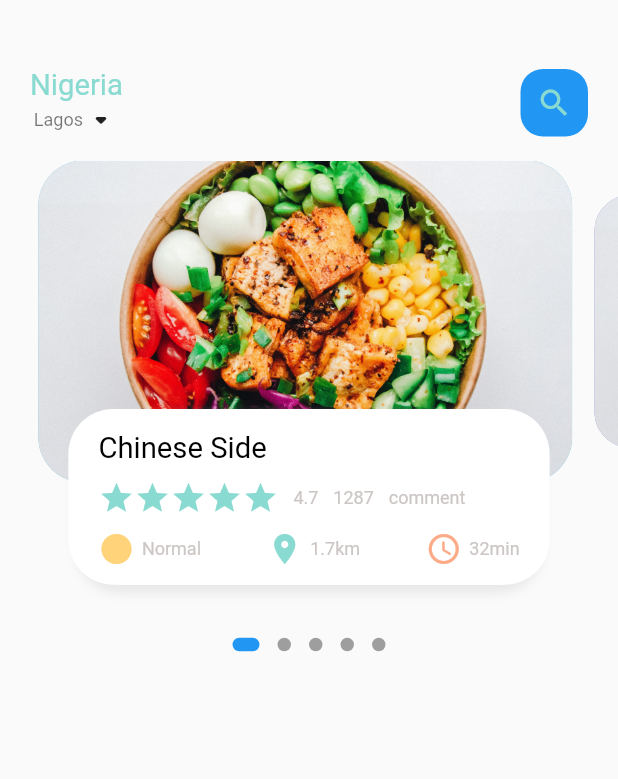
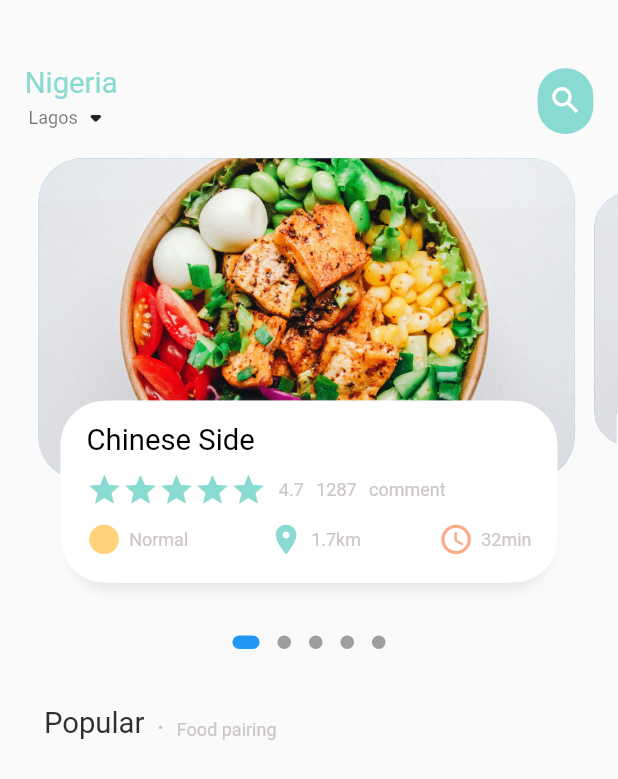
Before and after one commit to Horsmanayo/food_delivery_app_flutter, a Flutter app: the screen it shows after launch, on a phone screen of 412 x 824 dp. Shown: the top 779 px of the screen. Run offline on Flutter 3.47's test engine with Material 2 defaults, Android fonts, the phone set to English and light mode, and no system bars; drawn by our look-alikes of dots_indicator; our stand-ins replace get.

Commit message:
dimensions and responsiveness fix

```diff
--- a/lib/home/food_page.dart
+++ b/lib/home/food_page.dart
@@ -58,9 +58,43 @@ class _FoodPageState extends State<FoodPage> {
             size: const Size.square(9.0),
             activeSize: const Size(18.0, 9.0),
             activeShape: RoundedRectangleBorder(
-                borderRadius: BorderRadius.circular(5.0)),
+                borderRadius: BorderRadius.circular(Dimensions.radius5)),
           ),
         ),
+
+        //Popular food
+        SizedBox(
+          height: Dimensions.height30,
+        ),
+        Container(
+          margin: EdgeInsets.only(left: Dimensions.height30),
+          child: Row(
+            crossAxisAlignment: CrossAxisAlignment.end,
+            children: [
+              BigText(
+                text: "Popular",
+                color: AppColors.mainBlackColor,
+              ),
+              SizedBox(
+                width: Dimensions.width10,
+              ),
+              Container(
+                margin: const EdgeInsets.only(bottom: 3),
+                child: BigText(
+                  text: ".",
+                  color: AppColors.textColor,
+                ),
+              ),
+              SizedBox(
+                width: Dimensions.width10,
+              ),
+              Container(
+                // margin: const EdgeInsets.only(bottom: 2),
+                child: SmallText(text: "Food pairing"),
+              )
+            ],
+          ),
+        )
       ],
     );
   }
@@ -68,7 +102,7 @@ class _FoodPageState extends State<FoodPage> {
   Widget _buildPageItem(int index) {
     // returns an instance with a three coordinate of x, y and z
     Matrix4 matrix = Matrix4.identity();
-    // print(matrix);
+    // print(matrix);n
 
     // checking if index value matches with the current page value
     if (index == _currPageValue.floor()) {
@@ -99,9 +133,9 @@ class _FoodPageState extends State<FoodPage> {
         children: [
           Container(
             height: Dimensions.pageViewContainer,
-            margin: EdgeInsets.only(left: 5, right: 10),
+            margin: EdgeInsets.only(left: 5, right: Dimensions.width10),
             decoration: BoxDecoration(
-                borderRadius: BorderRadius.circular(30),
+                borderRadius: BorderRadius.circular(Dimensions.radius30),
                 color: index.isEven ? Color(0xFF69c5df) : Color(0xFF9294cc),
                 image: DecorationImage(
                     fit: BoxFit.cover,
@@ -113,9 +147,11 @@ class _FoodPageState extends State<FoodPage> {
               child: Container(
                 height: Dimensions.pageViewTextContainer,
                 margin: EdgeInsets.only(
-                    left: 30, right: 30, bottom: Dimensions.height30),
+                    left: Dimensions.width30,
+                    right: Dimensions.width30,
+                    bottom: Dimensions.height30),
                 decoration: BoxDecoration(
-                    borderRadius: BorderRadius.circular(30),
+                    borderRadius: BorderRadius.circular(Dimensions.radius30),
                     color: Colors.white,
                     boxShadow: [
                       BoxShadow(
@@ -139,7 +175,9 @@ class _FoodPageState extends State<FoodPage> {
                     ]),
                 child: Container(
                   padding: EdgeInsets.only(
-                      top: Dimensions.height15, left: 15, right: 15),
+                      top: Dimensions.height15,
+                      left: Dimensions.width15,
+                      right: Dimensions.width15),
                   child: Column(
                       crossAxisAlignment: CrossAxisAlignment.start,
                       children: [
@@ -160,28 +198,28 @@ class _FoodPageState extends State<FoodPage> {
                                           color: AppColors.mainColor,
                                         ))),
                             SizedBox(
-                              width: 10,
+                              width: Dimensions.width10,
                             ),
                             SmallText(
                               text: "4.7",
                               color: AppColors.textColor,
                             ),
                             SizedBox(
-                              width: 10,
+                              width: Dimensions.width10,
                             ),
                             SmallText(
                               text: "1287",
                               color: AppColors.textColor,
                             ),
                             SizedBox(
-                              width: 10,
+                              width: Dimensions.width10,
                             ),
                             SmallText(
                               text: "comment",
                               color: AppColors.textColor,
                             ),
                             SizedBox(
-                              width: 10,
+                              width: Dimensions.width10,
                             ),
                           ],
                         ),
@@ -203,7 +241,7 @@ class _FoodPageState extends State<FoodPage> {
                                 icon: Icons.location_on,
                                 text: "1.7km"),
                             SizedBox(
-                              width: 10,
+                              width: Dimensions.width10,
                             ),
                             IconAndTextWidget(
                                 iconColor: AppColors.iconColor2,
--- a/lib/home/main_food_page.dart
+++ b/lib/home/main_food_page.dart
@@ -2,6 +2,7 @@ import 'package:flutter/cupertino.dart';
 import 'package:flutter/material.dart';
 import 'package:food_delivery_app/home/food_page.dart';
 import 'package:food_delivery_app/utils/colors.dart';
+import 'package:food_delivery_app/utils/dimensions.dart';
 import 'package:food_delivery_app/widgets/big_text.dart';
 import 'package:food_delivery_app/widgets/small_text.dart';
 
@@ -15,14 +16,17 @@ class MainFoodPage extends StatefulWidget {
 class _MainFoodPageState extends State<MainFoodPage> {
   @override
   Widget build(BuildContext context) {
-    // print(MediaQuery.of(context).size.height.toString()); this is to print screen size
+    //this is to print screen size
+    // print(MediaQuery.of(context).size.width.toString());
     return Scaffold(
         body: Column(
       children: [
         Container(
             child: Container(
-                margin: EdgeInsets.only(top: 45, bottom: 15),
-                padding: EdgeInsets.only(left: 20, right: 20),
+                margin: EdgeInsets.only(
+                    top: Dimensions.height45, bottom: Dimensions.height15),
+                padding: EdgeInsets.only(
+                    left: Dimensions.width20, right: Dimensions.width20),
                 child: Row(
                   mainAxisAlignment: MainAxisAlignment.spaceBetween,
                   children: [
@@ -42,15 +46,17 @@ class _MainFoodPageState extends State<MainFoodPage> {
                     ),
                     Center(
                       child: Container(
-                        width: 45,
-                        height: 45,
+                        width: Dimensions.width45,
+                        height: Dimensions.height45,
                         child: Icon(
                           Icons.search,
-                          color: AppColors.mainColor,
+                          color: Colors.white,
+                          size: Dimensions.icon24,
                         ),
                         decoration: BoxDecoration(
-                          borderRadius: BorderRadius.circular(15),
-                          color: Colors.blue,
+                          borderRadius:
+                              BorderRadius.circular(Dimensions.radius15),
+                          color: AppColors.mainColor,
                         ),
                       ),
                     )
--- a/lib/utils/dimensions.dart
+++ b/lib/utils/dimensions.dart
@@ -6,13 +6,28 @@ class Dimensions {
 
   static double pageView = screenHeight / 2.64;
   static double pageViewContainer = screenHeight / 3.84;
-  static double pageViewTextContainer = screenHeight / 7.03;
+  static double pageViewTextContainer = screenHeight / 6.80;
+
+  static double width45 = screenWidth / 11.11;
+  static double width30 = screenWidth / 16.67;
+  static double width20 = screenWidth / 25;
+  static double width15 = screenWidth / 33.33;
+  static double width10 = screenWidth / 50;
 
   static double height10 = screenHeight / 84.4;
   static double height15 = screenHeight / 56.27;
   static double height20 = screenHeight / 42.2;
   static double height30 = screenHeight / 28.13;
+  static double height45 = screenHeight / 18.76;
 
   static double font10 = screenHeight / 84.4;
   static double font20 = screenHeight / 42.2;
+
+  static double radius30 = screenHeight / 28.13;
+  static double radius20 = screenHeight / 42.2;
+  static double radius15 = screenHeight / 33.33;
+  static double radius5 = screenHeight / 168.8;
+
+  //icon size
+  static double icon24 = screenHeight / 35.17;
 }
--- a/lib/widgets/big_text.dart
+++ b/lib/widgets/big_text.dart
@@ -13,7 +13,7 @@ class BigText extends StatelessWidget {
       this.color = const Color(0xFF89dad0),
       required this.text,
       this.overFlow = TextOverflow.ellipsis,
-      this.size = 20})
+      this.size = 0})
       : super(key: key);
 
   @override
@@ -26,7 +26,7 @@ class BigText extends StatelessWidget {
           fontFamily: "Roboto",
           color: color,
           fontWeight: FontWeight.w400,
-          fontSize: Dimensions.font20),
+          fontSize: size == 0 ? Dimensions.font20 : size),
     );
   }
 }
--- a/lib/widgets/icon_and_text_widget.dart
+++ b/lib/widgets/icon_and_text_widget.dart
@@ -2,6 +2,7 @@ import 'package:flutter/material.dart';
 import 'package:flutter/src/widgets/framework.dart';
 import 'package:flutter/src/widgets/placeholder.dart';
 import 'package:food_delivery_app/utils/colors.dart';
+import 'package:food_delivery_app/utils/dimensions.dart';
 import 'package:food_delivery_app/widgets/small_text.dart';
 
 class IconAndTextWidget extends StatelessWidget {
@@ -24,6 +25,7 @@ class IconAndTextWidget extends StatelessWidget {
         Icon(
           icon,
           color: iconColor,
+          size: Dimensions.icon24,
         ),
         SizedBox(
           width: 5,
--- a/lib/widgets/small_text.dart
+++ b/lib/widgets/small_text.dart
@@ -1,6 +1,7 @@
 import 'package:flutter/cupertino.dart';
 import 'package:flutter/src/widgets/framework.dart';
 import 'package:flutter/src/widgets/placeholder.dart';
+import 'package:food_delivery_app/utils/colors.dart';
 
 class SmallText extends StatelessWidget {
   Color? color;
@@ -10,7 +11,7 @@ class SmallText extends StatelessWidget {
 
   SmallText({
     Key? key,
-    this.color = const Color(0xFF332d2b),
+    this.color = AppColors.textColor,
     this.height = 1.2,
     required this.text,
     this.size = 12,
```
